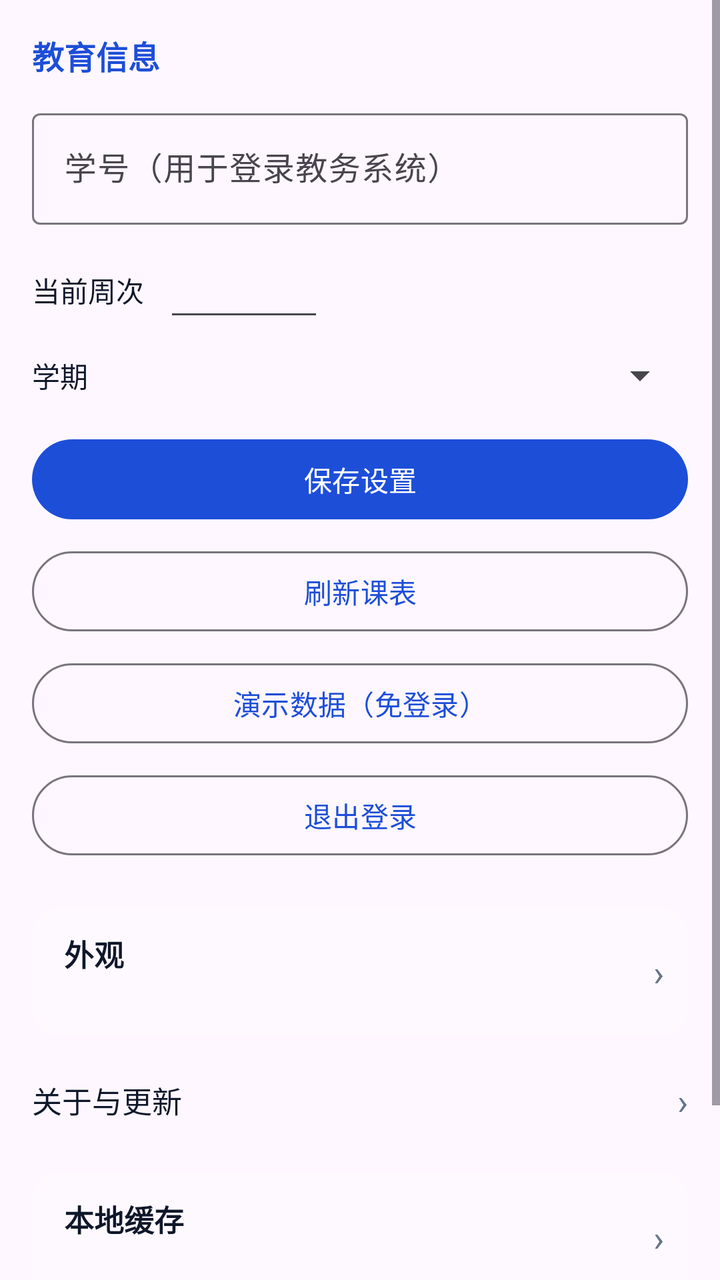
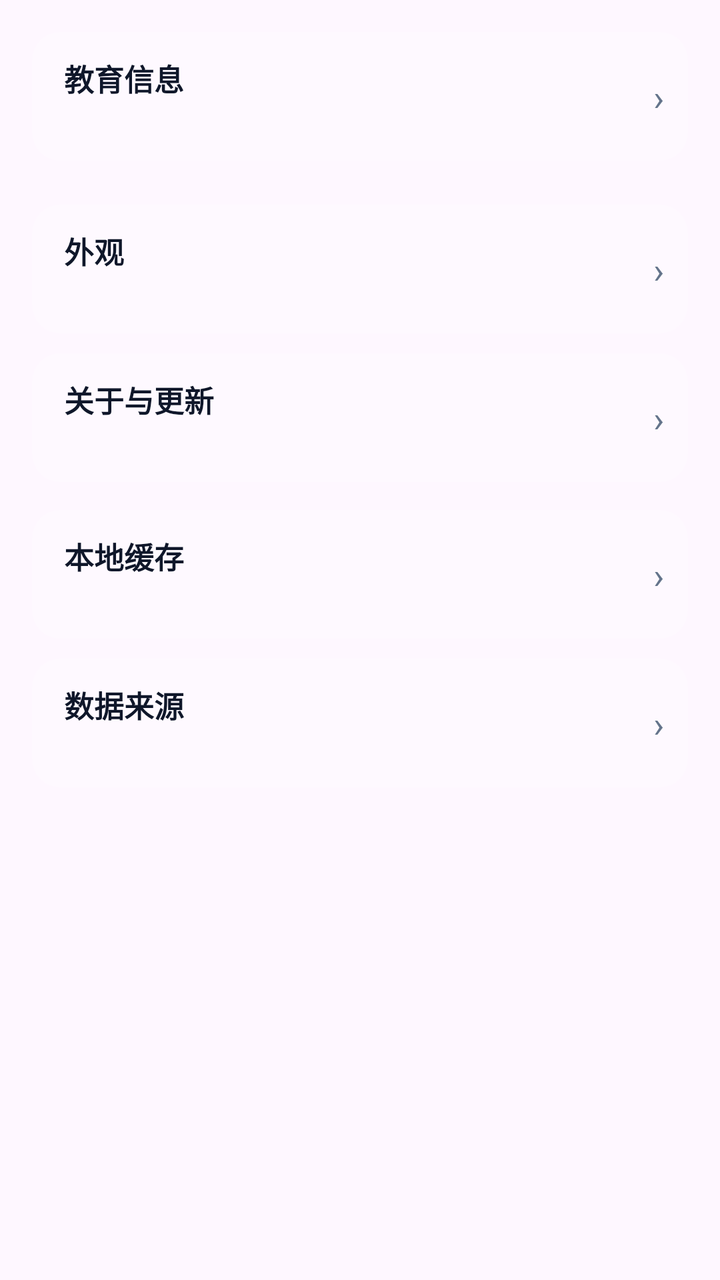

Screens rendered from an Android XML layout before and after an edit, with the pre-edit source and the edit as a unified diff.
<!-- AndroidManifest.xml: application theme Theme.NusttiTimetable -->
<!-- res/layout/fragment_settings.xml -->
<?xml version="1.0" encoding="utf-8"?>
<ScrollView xmlns:android="http://schemas.android.com/apk/res/android"
    android:layout_width="match_parent"
    android:layout_height="match_parent"
    android:background="@android:color/transparent">

    <LinearLayout
        android:layout_width="match_parent"
        android:layout_height="wrap_content"
        android:orientation="vertical"
        android:padding="16dp">

        <TextView
            android:layout_width="wrap_content"
            android:layout_height="wrap_content"
            android:text="教育信息"
            android:textColor="@color/brand"
            android:textSize="16sp"
            android:textStyle="bold" />

        <com.google.android.material.textfield.TextInputLayout
            android:layout_width="match_parent"
            android:layout_height="wrap_content"
            android:layout_marginTop="12dp"
            android:hint="学号（用于登录教务系统）">

            <com.google.android.material.textfield.TextInputEditText
                android:id="@+id/etStudentId"
                android:layout_width="match_parent"
                android:layout_height="wrap_content"
                android:inputType="text"
                android:singleLine="true" />
        </com.google.android.material.textfield.TextInputLayout>

        <LinearLayout
            android:layout_width="match_parent"
            android:layout_height="wrap_content"
            android:layout_marginTop="12dp"
            android:gravity="center_vertical"
            android:orientation="horizontal">

            <TextView
                android:layout_width="wrap_content"
                android:layout_height="wrap_content"
                android:text="当前周次"
                android:textColor="@color/text_primary"
                android:textSize="14sp" />

            <EditText
                android:id="@+id/etWeek"
                android:layout_width="80dp"
                android:layout_height="wrap_content"
                android:layout_marginStart="10dp"
                android:inputType="number"
                android:singleLine="true" />

            <TextView
                android:id="@+id/tvWeekRange"
                android:layout_width="0dp"
                android:layout_height="wrap_content"
                android:layout_marginStart="10dp"
                android:layout_weight="1"
                android:textColor="@color/text_secondary"
                android:textSize="12sp" />
        </LinearLayout>

        <LinearLayout
            android:layout_width="match_parent"
            android:layout_height="wrap_content"
            android:layout_marginTop="10dp"
            android:gravity="center_vertical"
            android:orientation="horizontal">

            <TextView
                android:layout_width="wrap_content"
                android:layout_height="wrap_content"
                android:text="学期"
                android:textColor="@color/text_primary"
                android:textSize="14sp" />

            <Spinner
                android:id="@+id/spTerm"
                android:layout_width="0dp"
                android:layout_height="wrap_content"
                android:layout_marginStart="10dp"
                android:layout_weight="1" />
        </LinearLayout>

        <Button
            android:id="@+id/btnSave"
            android:layout_width="match_parent"
            android:layout_height="wrap_content"
            android:layout_marginTop="16dp"
            android:text="@string/action_save"
            android:textAllCaps="false" />

        <Button
            android:id="@+id/btnRefresh"
            style="?attr/materialButtonOutlinedStyle"
            android:layout_width="match_parent"
            android:layout_height="wrap_content"
            android:layout_marginTop="8dp"
            android:text="@string/action_refresh"
            android:textAllCaps="false" />

        <Button
            android:id="@+id/btnDemo"
            style="?attr/materialButtonOutlinedStyle"
            android:layout_width="match_parent"
            android:layout_height="wrap_content"
            android:layout_marginTop="8dp"
            android:text="@string/action_demo"
            android:textAllCaps="false" />

        <Button
            android:id="@+id/btnLogout"
            style="?attr/materialButtonOutlinedStyle"
            android:layout_width="match_parent"
            android:layout_height="wrap_content"
            android:layout_marginTop="8dp"
            android:text="@string/action_logout"
            android:textAllCaps="false" />

        
        <LinearLayout
            android:id="@+id/rowAppearance"
            android:layout_width="match_parent"
            android:layout_height="wrap_content"
            android:layout_marginTop="22dp"
            android:background="@drawable/bg_settings_row"
            android:clickable="true"
            android:focusable="true"
            android:gravity="center_vertical"
            android:orientation="horizontal"
            android:paddingStart="16dp"
            android:paddingTop="12dp"
            android:paddingEnd="12dp"
            android:paddingBottom="12dp">

            <LinearLayout
                android:layout_width="0dp"
                android:layout_height="wrap_content"
                android:layout_weight="1"
                android:orientation="vertical">

                <TextView
                    android:layout_width="wrap_content"
                    android:layout_height="wrap_content"
                    android:text="外观"
                    android:textColor="@color/text_primary"
                    android:textSize="15sp"
                    android:textStyle="bold" />

                <TextView
                    android:id="@+id/tvAppearanceSummary"
                    android:layout_width="wrap_content"
                    android:layout_height="wrap_content"
                    android:layout_marginTop="2dp"
                    android:textColor="@color/text_secondary"
                    android:textSize="12sp" />
            </LinearLayout>

            <TextView
                android:layout_width="wrap_content"
                android:layout_height="wrap_content"
                android:text="›"
                android:textColor="@color/text_secondary"
                android:textSize="18sp" />
        </LinearLayout>

        
        <LinearLayout
            android:id="@+id/rowAbout"
            android:layout_width="match_parent"
            android:layout_height="wrap_content"
            android:layout_marginTop="10dp"
            android:clickable="true"
            android:focusable="true"
            android:gravity="center_vertical"
            android:orientation="horizontal"
            android:paddingTop="10dp"
            android:paddingBottom="10dp">

            <TextView
                android:layout_width="wrap_content"
                android:layout_height="wrap_content"
                android:text="关于与更新"
                android:textColor="@color/text_primary"
                android:textSize="15sp" />

            <View
                android:layout_width="0dp"
                android:layout_height="1dp"
                android:layout_weight="1" />

            <TextView
                android:id="@+id/tvAboutVersion"
                android:layout_width="wrap_content"
                android:layout_height="wrap_content"
                android:textColor="@color/text_secondary"
                android:textSize="13sp" />

            <TextView
                android:layout_width="wrap_content"
                android:layout_height="wrap_content"
                android:layout_marginStart="6dp"
                android:text="›"
                android:textColor="@color/text_secondary"
                android:textSize="18sp" />
        </LinearLayout>

        
        <LinearLayout
            android:id="@+id/rowCache"
            android:layout_width="match_parent"
            android:layout_height="wrap_content"
            android:layout_marginTop="14dp"
            android:background="@drawable/bg_settings_row"
            android:clickable="true"
            android:focusable="true"
            android:gravity="center_vertical"
            android:orientation="horizontal"
            android:paddingStart="16dp"
            android:paddingTop="12dp"
            android:paddingEnd="12dp"
            android:paddingBottom="12dp">

            <LinearLayout
                android:layout_width="0dp"
                android:layout_height="wrap_content"
                android:layout_weight="1"
                android:orientation="vertical">

                <TextView
                    android:layout_width="wrap_content"
                    android:layout_height="wrap_content"
                    android:text="本地缓存"
                    android:textColor="@color/text_primary"
                    android:textSize="15sp"
                    android:textStyle="bold" />

                <TextView
                    android:id="@+id/tvCacheSummary"
                    android:layout_width="wrap_content"
                    android:layout_height="wrap_content"
                    android:layout_marginTop="2dp"
                    android:textColor="@color/text_secondary"
                    android:textSize="12sp" />
            </LinearLayout>

            <TextView
                android:layout_width="wrap_content"
                android:layout_height="wrap_content"
                android:text="›"
                android:textColor="@color/text_secondary"
                android:textSize="18sp" />
        </LinearLayout>

        
        <LinearLayout
            android:id="@+id/rowDataSource"
            android:layout_width="match_parent"
            android:layout_height="wrap_content"
            android:layout_marginTop="10dp"
            android:background="@drawable/bg_settings_row"
            android:clickable="true"
            android:focusable="true"
            android:gravity="center_vertical"
            android:orientation="horizontal"
            android:paddingStart="16dp"
            android:paddingTop="12dp"
            android:paddingEnd="12dp"
            android:paddingBottom="12dp">

            <LinearLayout
                android:layout_width="0dp"
                android:layout_height="wrap_content"
                android:layout_weight="1"
                android:orientation="vertical">

                <TextView
                    android:layout_width="wrap_content"
                    android:layout_height="wrap_content"
                    android:text="数据来源"
                    android:textColor="@color/text_primary"
                    android:textSize="15sp"
                    android:textStyle="bold" />

                <TextView
                    android:id="@+id/tvDataSourceSummary"
                    android:layout_width="wrap_content"
                    android:layout_height="wrap_content"
                    android:layout_marginTop="2dp"
                    android:textColor="@color/text_secondary"
                    android:textSize="12sp" />
            </LinearLayout>

            <TextView
                android:layout_width="wrap_content"
                android:layout_height="wrap_content"
                android:text="›"
                android:textColor="@color/text_secondary"
                android:textSize="18sp" />
        </LinearLayout>
    </LinearLayout>
</ScrollView>
<!-- resources referenced by this layout -->
<resources>
  <color name="brand">#1D4ED8</color>
  <color name="text_primary">#0F172A</color>
  <color name="text_secondary">#64748B</color>
  <!-- drawable bg_settings_row (drawable) -->
  <?xml version="1.0" encoding="utf-8"?>
  <shape xmlns:android="http://schemas.android.com/apk/res/android">
      <solid android:color="#30FFFFFF" />
      <corners android:radius="14dp" />
  </shape>
  <string name="action_demo">演示数据（免登录）</string>
  <string name="action_logout">退出登录</string>
  <string name="action_refresh">刷新课表</string>
  <string name="action_save">保存设置</string>
  <style name="Theme.NusttiTimetable" parent="Theme.Material3.DayNight.NoActionBar">
          <item name="colorPrimary">@color/brand</item>
          <item name="colorPrimaryDark">@color/brand_dark</item>
          <item name="colorOnPrimary">@color/white</item>
          <item name="android:statusBarColor" tools:targetApi="l">@color/brand_dark</item>
      </style>
  <color name="brand_dark">#0F172A</color>
  <color name="white">#FFFFFFFF</color>
</resources>

<!-- the commit's change to res/layout/fragment_settings.xml (unified diff, before → after) -->
@@ -10,200 +10,141 @@
         android:orientation="vertical"
         android:padding="16dp">
 
-        <TextView
-            android:layout_width="wrap_content"
-            android:layout_height="wrap_content"
-            android:text="教育信息"
-            android:textColor="@color/brand"
-            android:textSize="16sp"
-            android:textStyle="bold" />
-
-        <com.google.android.material.textfield.TextInputLayout
-            android:layout_width="match_parent"
-            android:layout_height="wrap_content"
-            android:layout_marginTop="12dp"
-            android:hint="学号（用于登录教务系统）">
-
-            <com.google.android.material.textfield.TextInputEditText
-                android:id="@+id/etStudentId"
-                android:layout_width="match_parent"
-                android:layout_height="wrap_content"
-                android:inputType="text"
-                android:singleLine="true" />
-        </com.google.android.material.textfield.TextInputLayout>
-
-        <LinearLayout
-            android:layout_width="match_parent"
-            android:layout_height="wrap_content"
-            android:layout_marginTop="12dp"
-            android:gravity="center_vertical"
-            android:orientation="horizontal">
-
-            <TextView
-                android:layout_width="wrap_content"
-                android:layout_height="wrap_content"
-                android:text="当前周次"
-                android:textColor="@color/text_primary"
-                android:textSize="14sp" />
-
-            <EditText
-                android:id="@+id/etWeek"
-                android:layout_width="80dp"
-                android:layout_height="wrap_content"
-                android:layout_marginStart="10dp"
-                android:inputType="number"
-                android:singleLine="true" />
-
-            <TextView
-                android:id="@+id/tvWeekRange"
-                android:layout_width="0dp"
-                android:layout_height="wrap_content"
-                android:layout_marginStart="10dp"
-                android:layout_weight="1"
-                android:textColor="@color/text_secondary"
-                android:textSize="12sp" />
-        </LinearLayout>
-
-        <LinearLayout
+        
+        <LinearLayout
+            android:id="@+id/rowEducation"
+            android:layout_width="match_parent"
+            android:layout_height="wrap_content"
+            android:background="@drawable/bg_settings_row"
+            android:clickable="true"
+            android:focusable="true"
+            android:gravity="center_vertical"
+            android:orientation="horizontal"
+            android:paddingStart="16dp"
+            android:paddingTop="12dp"
+            android:paddingEnd="12dp"
+            android:paddingBottom="12dp">
+
+            <LinearLayout
+                android:layout_width="0dp"
+                android:layout_height="wrap_content"
+                android:layout_weight="1"
+                android:orientation="vertical">
+
+                <TextView
+                    android:layout_width="wrap_content"
+                    android:layout_height="wrap_content"
+                    android:text="教育信息"
+                    android:textColor="@color/text_primary"
+                    android:textSize="15sp"
+                    android:textStyle="bold" />
+
+                <TextView
+                    android:id="@+id/tvEducationSummary"
+                    android:layout_width="wrap_content"
+                    android:layout_height="wrap_content"
+                    android:layout_marginTop="2dp"
+                    android:textColor="@color/text_secondary"
+                    android:textSize="12sp" />
+            </LinearLayout>
+
+            <TextView
+                android:layout_width="wrap_content"
+                android:layout_height="wrap_content"
+                android:text="›"
+                android:textColor="@color/text_secondary"
+                android:textSize="18sp" />
+        </LinearLayout>
+
+        
+        <LinearLayout
+            android:id="@+id/rowAppearance"
+            android:layout_width="match_parent"
+            android:layout_height="wrap_content"
+            android:layout_marginTop="22dp"
+            android:background="@drawable/bg_settings_row"
+            android:clickable="true"
+            android:focusable="true"
+            android:gravity="center_vertical"
+            android:orientation="horizontal"
+            android:paddingStart="16dp"
+            android:paddingTop="12dp"
+            android:paddingEnd="12dp"
+            android:paddingBottom="12dp">
+
+            <LinearLayout
+                android:layout_width="0dp"
+                android:layout_height="wrap_content"
+                android:layout_weight="1"
+                android:orientation="vertical">
+
+                <TextView
+                    android:layout_width="wrap_content"
+                    android:layout_height="wrap_content"
+                    android:text="外观"
+                    android:textColor="@color/text_primary"
+                    android:textSize="15sp"
+                    android:textStyle="bold" />
+
+                <TextView
+                    android:id="@+id/tvAppearanceSummary"
+                    android:layout_width="wrap_content"
+                    android:layout_height="wrap_content"
+                    android:layout_marginTop="2dp"
+                    android:textColor="@color/text_secondary"
+                    android:textSize="12sp" />
+            </LinearLayout>
+
+            <TextView
+                android:layout_width="wrap_content"
+                android:layout_height="wrap_content"
+                android:text="›"
+                android:textColor="@color/text_secondary"
+                android:textSize="18sp" />
+        </LinearLayout>
+
+        
+        <LinearLayout
+            android:id="@+id/rowAbout"
             android:layout_width="match_parent"
             android:layout_height="wrap_content"
             android:layout_marginTop="10dp"
-            android:gravity="center_vertical"
-            android:orientation="horizontal">
-
-            <TextView
-                android:layout_width="wrap_content"
-                android:layout_height="wrap_content"
-                android:text="学期"
-                android:textColor="@color/text_primary"
-                android:textSize="14sp" />
-
-            <Spinner
-                android:id="@+id/spTerm"
-                android:layout_width="0dp"
-                android:layout_height="wrap_content"
-                android:layout_marginStart="10dp"
-                android:layout_weight="1" />
-        </LinearLayout>
-
-        <Button
-            android:id="@+id/btnSave"
-            android:layout_width="match_parent"
-            android:layout_height="wrap_content"
-            android:layout_marginTop="16dp"
-            android:text="@string/action_save"
-            android:textAllCaps="false" />
-
-        <Button
-            android:id="@+id/btnRefresh"
-            style="?attr/materialButtonOutlinedStyle"
-            android:layout_width="match_parent"
-            android:layout_height="wrap_content"
-            android:layout_marginTop="8dp"
-            android:text="@string/action_refresh"
-            android:textAllCaps="false" />
-
-        <Button
-            android:id="@+id/btnDemo"
-            style="?attr/materialButtonOutlinedStyle"
-            android:layout_width="match_parent"
-            android:layout_height="wrap_content"
-            android:layout_marginTop="8dp"
-            android:text="@string/action_demo"
-            android:textAllCaps="false" />
-
-        <Button
-            android:id="@+id/btnLogout"
-            style="?attr/materialButtonOutlinedStyle"
-            android:layout_width="match_parent"
-            android:layout_height="wrap_content"
-            android:layout_marginTop="8dp"
-            android:text="@string/action_logout"
-            android:textAllCaps="false" />
-
-        
-        <LinearLayout
-            android:id="@+id/rowAppearance"
-            android:layout_width="match_parent"
-            android:layout_height="wrap_content"
-            android:layout_marginTop="22dp"
-            android:background="@drawable/bg_settings_row"
-            android:clickable="true"
-            android:focusable="true"
-            android:gravity="center_vertical"
-            android:orientation="horizontal"
-            android:paddingStart="16dp"
-            android:paddingTop="12dp"
-            android:paddingEnd="12dp"
-            android:paddingBottom="12dp">
-
-            <LinearLayout
-                android:layout_width="0dp"
-                android:layout_height="wrap_content"
-                android:layout_weight="1"
-                android:orientation="vertical">
-
-                <TextView
-                    android:layout_width="wrap_content"
-                    android:layout_height="wrap_content"
-                    android:text="外观"
-                    android:textColor="@color/text_primary"
-                    android:textSize="15sp"
-                    android:textStyle="bold" />
-
-                <TextView
-                    android:id="@+id/tvAppearanceSummary"
-                    android:layout_width="wrap_content"
-                    android:layout_height="wrap_content"
-                    android:layout_marginTop="2dp"
-                    android:textColor="@color/text_secondary"
-                    android:textSize="12sp" />
-            </LinearLayout>
-
-            <TextView
-                android:layout_width="wrap_content"
-                android:layout_height="wrap_content"
-                android:text="›"
-                android:textColor="@color/text_secondary"
-                android:textSize="18sp" />
-        </LinearLayout>
-
-        
-        <LinearLayout
-            android:id="@+id/rowAbout"
-            android:layout_width="match_parent"
-            android:layout_height="wrap_content"
-            android:layout_marginTop="10dp"
-            android:clickable="true"
-            android:focusable="true"
-            android:gravity="center_vertical"
-            android:orientation="horizontal"
-            android:paddingTop="10dp"
-            android:paddingBottom="10dp">
-
-            <TextView
-                android:layout_width="wrap_content"
-                android:layout_height="wrap_content"
-                android:text="关于与更新"
-                android:textColor="@color/text_primary"
-                android:textSize="15sp" />
-
-            <View
-                android:layout_width="0dp"
-                android:layout_height="1dp"
-                android:layout_weight="1" />
-
-            <TextView
-                android:id="@+id/tvAboutVersion"
-                android:layout_width="wrap_content"
-                android:layout_height="wrap_content"
-                android:textColor="@color/text_secondary"
-                android:textSize="13sp" />
-
-            <TextView
-                android:layout_width="wrap_content"
-                android:layout_height="wrap_content"
-                android:layout_marginStart="6dp"
+            android:background="@drawable/bg_settings_row"
+            android:clickable="true"
+            android:focusable="true"
+            android:gravity="center_vertical"
+            android:orientation="horizontal"
+            android:paddingStart="16dp"
+            android:paddingTop="12dp"
+            android:paddingEnd="12dp"
+            android:paddingBottom="12dp">
+
+            <LinearLayout
+                android:layout_width="0dp"
+                android:layout_height="wrap_content"
+                android:layout_weight="1"
+                android:orientation="vertical">
+
+                <TextView
+                    android:layout_width="wrap_content"
+                    android:layout_height="wrap_content"
+                    android:text="关于与更新"
+                    android:textColor="@color/text_primary"
+                    android:textSize="15sp"
+                    android:textStyle="bold" />
+
+                <TextView
+                    android:id="@+id/tvAboutSummary"
+                    android:layout_width="wrap_content"
+                    android:layout_height="wrap_content"
+                    android:layout_marginTop="2dp"
+                    android:textColor="@color/text_secondary"
+                    android:textSize="12sp" />
+            </LinearLayout>
+
+            <TextView
+                android:layout_width="wrap_content"
+                android:layout_height="wrap_content"
                 android:text="›"
                 android:textColor="@color/text_secondary"
                 android:textSize="18sp" />
<!-- resource entries referenced after the edit -->
@@ -9,10 +9,6 @@
       <solid android:color="#30FFFFFF" />
       <corners android:radius="14dp" />
   </shape>
-  <string name="action_demo">演示数据（免登录）</string>
-  <string name="action_logout">退出登录</string>
-  <string name="action_refresh">刷新课表</string>
-  <string name="action_save">保存设置</string>
   <style name="Theme.NusttiTimetable" parent="Theme.Material3.DayNight.NoActionBar">
           <item name="colorPrimary">@color/brand</item>
           <item name="colorPrimaryDark">@color/brand_dark</item>
